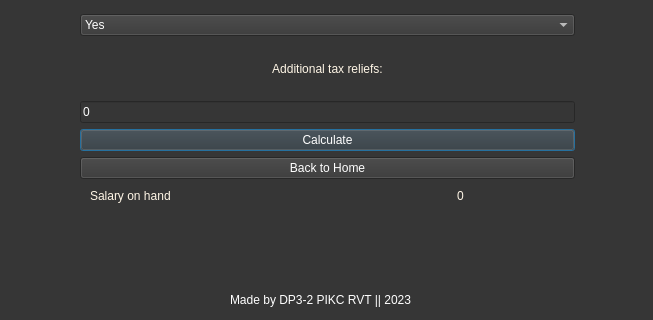
First picture: the form in App/hand.ui, repository CodingXP/AlgasKalkulators, before the edit; both pictures show x 120 to 773 and y 400 to 720 of the 857 by 720 pixel window.
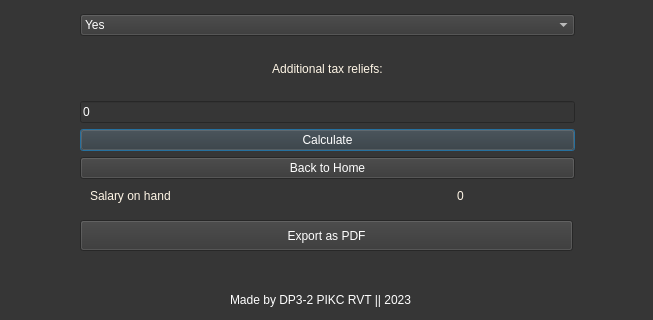
Second picture: the form after the edit.

Patch:
```diff
--- a/App/hand.ui
+++ b/App/hand.ui
@@ -313,6 +313,23 @@
     </item>
    </layout>
   </widget>
+  <widget class="QPushButton" name="pdfBtn">
+   <property name="geometry">
+    <rect>
+     <x>200</x>
+     <y>620</y>
+     <width>493</width>
+     <height>31</height>
+    </rect>
+   </property>
+   <property name="styleSheet">
+    <string notr="true">color: rgb(255, 255, 255);
+font: 12pt &quot;Rockwell&quot;;</string>
+   </property>
+   <property name="text">
+    <string>Export as PDF</string>
+   </property>
+  </widget>
  </widget>
  <resources/>
  <connections/>
```
